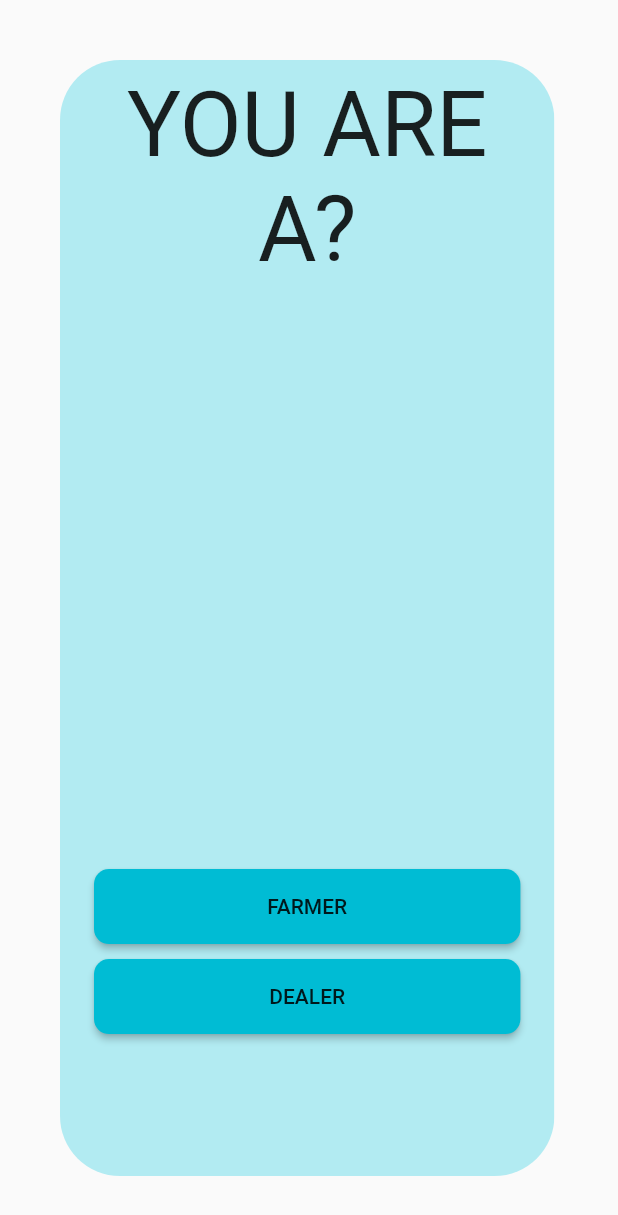
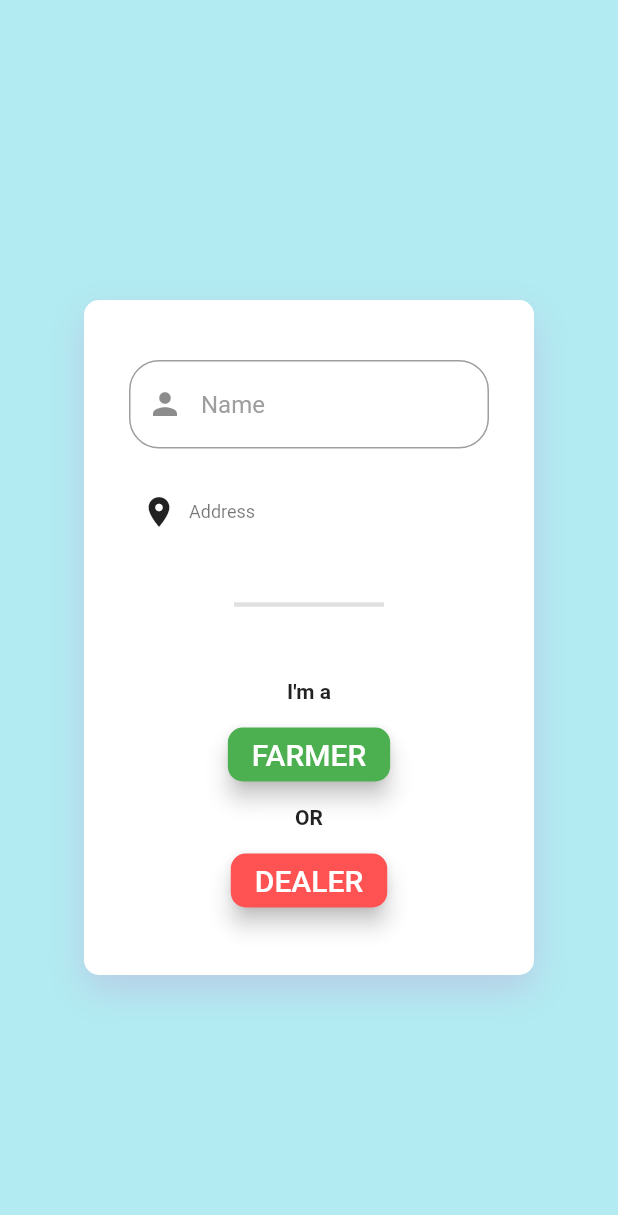
Before and after one commit to Mananvanawat/KisanMitra, a Flutter app: the Choice screen opened directly, on a phone screen of 412 x 824 dp. Shown: the top 1215 px of the screen. Run offline on Flutter 3.47's test engine with Material 2 defaults, Android fonts, the phone set to English and light mode, and no system bars; our stand-ins replace curved_navigation_bar, geolocator.

Commit message:
added choice page

```diff
--- a/lib/choice.dart
+++ b/lib/choice.dart
@@ -1,78 +1,195 @@
+import 'package:kisan_mitra1/dealer_home.dart';
+import 'farmer_home.dart';
 import 'package:flutter/material.dart';
-import 'farmer_home.dart';
+import 'package:geolocator/geolocator.dart';
 
-class Choice extends StatelessWidget {
+class Choice extends StatefulWidget {
+  @override
+  _ChoiceState createState() => _ChoiceState();
+}
+
+class _ChoiceState extends State<Choice> {
+  final Geolocator geolocator = Geolocator()..forceAndroidLocationManager;
+  Position _currentPosition;
+  String _currentAddress;
+
+  @override
+  void initState() {
+    super.initState();
+    _getCurrentLocation();
+  }
+
+  _getCurrentLocation() {
+    geolocator
+        .getCurrentPosition(desiredAccuracy: LocationAccuracy.best)
+        .then((Position position) {
+      setState(() {
+        _currentPosition = position;
+      });
+
+      _getAddressFromLatLng();
+    }).catchError((e) {
+      print(e);
+    });
+  }
+
+  _getAddressFromLatLng() async {
+    try {
+      List<Placemark> p = await geolocator.placemarkFromCoordinates(
+          _currentPosition.latitude, _currentPosition.longitude);
+
+      Placemark place = p[0];
+
+      setState(() {
+        _currentAddress =
+            "${place.locality}, ${place.postalCode}, ${place.country}";
+      });
+    } catch (e) {
+      print(e);
+    }
+  }
+
   @override
   Widget build(BuildContext context) {
-    // TODO: implement build
-    return SafeArea(
-      child: Scaffold(
-        body: Padding(
-          padding: const EdgeInsets.symmetric(horizontal: 40, vertical: 40),
-          child: ClipRRect(
-            borderRadius: BorderRadius.circular(40),
+    return Scaffold(
+      backgroundColor: Colors.cyan[100],
+      body: SingleChildScrollView(
+        child: Column(
+          mainAxisAlignment: MainAxisAlignment.center,
+          children: <Widget>[
+            SizedBox(
+              height: 200,
+            ),
+            Center(
               child: Container(
-              width: MediaQuery
-                  .of(context)
-                  .size
-                  .width * 0.8,
-              color: Colors.cyan[100],
-              child: Padding(
-                padding: const EdgeInsets.all(8.0),
+                  decoration: BoxDecoration(
+                      borderRadius: BorderRadius.circular(10),
+                      color: Colors.white,
+                      boxShadow: [
+                        BoxShadow(
+                          color: Color.fromRGBO(196, 135, 198, .3),
+                          blurRadius: 20,
+                          offset: Offset(0, 10),
+                        )
+                      ]),
+                  padding: EdgeInsets.symmetric(horizontal: 30, vertical: 30),
+                  height: 450,
+                  width: 300,
                   child: Column(
-
-                  children: [
+                    children: <Widget>[
+                      SizedBox(
+                        height: 10,
+                      ),
+                      buildTextField("Name"),
+                      SizedBox(
+                        height: 30,
+                      ),
+                      Row(
+                        children: <Widget>[
+                          SizedBox(
+                            width: 8,
+                          ),
+                          Icon(Icons.location_on),
+                          SizedBox(
+                            width: 8,
+                          ),
+                          Expanded(
+                            child: Column(
+                              crossAxisAlignment: CrossAxisAlignment.start,
+                              children: <Widget>[
                                 Text(
-                      'YOU ARE',
-                      style: TextStyle(fontSize: 60),
+                                  'Address',
+                                  style: Theme.of(context).textTheme.caption,
+                                ),
+                                if (_currentPosition != null &&
+                                    _currentAddress != null)
+                                  Text(_currentAddress,
+                                      style: Theme.of(context)
+                                          .textTheme
+                                          .bodyText1),
+                              ],
+                            ),
+                          ),
+                          SizedBox(
+                            width: 8,
+                          ),
+                        ],
+                      ),
+                      Divider(
+                        height: 100,
+                        thickness: 3,
+                        indent: 70,
+                        endIndent: 70,
                       ),
                       Text(
-                      'A?',
-                      style: TextStyle(fontSize: 60),
+                        "I'm a",
+                        style: TextStyle(
+                          fontWeight: FontWeight.bold
                         ),
-                    SizedBox(height: MediaQuery
-                        .of(context)
-                        .size
-                        .height * 0.475,),
-                    Container(
-                      height: 50,
-                      width: MediaQuery
-                          .of(context)
-                          .size
-                          .width * 0.69,
-                      child: RaisedButton(
+                      ),
+                      SizedBox(
+                        height: 10,
+                      ),
+                      RaisedButton(
+                        elevation: 6,
                         shape: RoundedRectangleBorder(
                             borderRadius: BorderRadius.circular(10)),
+                        color: Colors.green,
                         onPressed: () {
-                          Navigator.of(context).pushReplacement(
-                              MaterialPageRoute(builder: (context)=>FarmerHome()));
+                          Navigator.of(context).push(MaterialPageRoute(
+                              builder: (context) => FarmerHome()));
                         },
-                        child: Text('FARMER'),
-                        color: Colors.cyan,
+                        child: Text(
+                          "FARMER",
+                          style: TextStyle(color: Colors.white, fontSize: 20),
                         ),
                       ),
-                    SizedBox(height: 10,),
-                    Container(
-                      height: 50,
-                      width: MediaQuery
-                          .of(context)
-                          .size
-                          .width * 0.69,
-                      child: RaisedButton(
+                      SizedBox(
+                        height: 10,
+                      ),
+                      Text(
+                        'OR',
+                        style: TextStyle(fontWeight: FontWeight.bold),
+                      ),
+                      SizedBox(
+                        height: 10,
+                      ),
+                      RaisedButton(
+                        elevation: 6,
                         shape: RoundedRectangleBorder(
                             borderRadius: BorderRadius.circular(10)),
-                        onPressed: () {},
-                        child: Text('DEALER'),
-                        color: Colors.cyan,
+                        color: Colors.redAccent,
+                        onPressed: () {
+                          Navigator.of(context).push(MaterialPageRoute(
+                              builder: (context) => DealerHome()));
+                        },
+                        child: Text(
+                          "DEALER",
+                          style: TextStyle(color: Colors.white, fontSize: 20),
                         ),
                       ),
                     ],
-                ),
-              ),
-            ),
-          ),
+                  )),
+            )
+          ],
         ),
       ),
     );
   }
+
+  Widget buildTextField(String hintText) {
+    return TextField(
+      decoration: InputDecoration(
+        hintText: hintText,
+        hintStyle: TextStyle(
+          color: Colors.grey,
+          fontSize: 16.0,
+        ),
+        border: OutlineInputBorder(
+          borderRadius: BorderRadius.circular(20.0),
+        ),
+        prefixIcon: hintText == "Name" ? Icon(Icons.person) : null,
+      ),
+    );
   }
+}
--- /dev/null
+++ b/lib/dealer_home.dart
@@ -0,0 +1,32 @@
+import 'package:curved_navigation_bar/curved_navigation_bar.dart';
+import 'package:flutter/material.dart';
+
+class DealerHome extends StatefulWidget {
+  @override
+  _DealerHomeState createState() => _DealerHomeState();
+}
+
+class _DealerHomeState extends State<DealerHome> {
+  @override
+  Widget build(BuildContext context) {
+    return Scaffold(
+      floatingActionButton: FloatingActionButton(
+
+      ),
+      appBar: AppBar(),
+      bottomNavigationBar: CurvedNavigationBar(
+        backgroundColor: Colors.cyan,
+        items: <Widget>[
+          Icon(Icons.home, size: 22.5),
+          Icon(Icons.receipt, size: 22.5),
+          Icon(Icons.person, size: 22.5),
+          Icon(Icons.person, size: 22.5),
+        ],
+        onTap: (index) {
+          //Handle button tap
+        },
+      ),
+      body: Container(color: Colors.blueAccent),
+    );
+  }
+}
--- a/pubspec.yaml
+++ b/pubspec.yaml
@@ -24,7 +24,7 @@ dependencies:
   flutter:
     sdk: flutter
   curved_navigation_bar:
-
+  geolocator: ^5.3.1
   # The following adds the Cupertino Icons font to your application.
   # Use with the CupertinoIcons class for iOS style icons.
   cupertino_icons: ^0.1.3
```
Also changed, not shown: pubspec.lock, 1 other file. Lines whose indentation alone changed are shown as unchanged.
